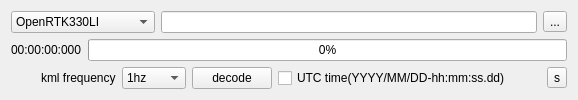
Old version of the form OpenRtk_Dirver/DecodeTools.ui in the repository aceinnazhangchen/OpenRtk_Dirver.
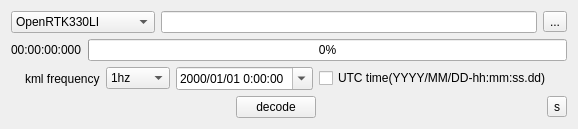
New version of the form. Icons and pictures are not drawn.

```diff
--- a/OpenRtk_Dirver/DecodeTools.ui
+++ b/OpenRtk_Dirver/DecodeTools.ui
@@ -7,7 +7,7 @@
     <x>0</x>
     <y>0</y>
     <width>578</width>
-    <height>99</height>
+    <height>127</height>
    </rect>
   </property>
   <property name="windowTitle">
@@ -88,9 +88,9 @@
     </layout>
    </item>
    <item>
-    <layout class="QHBoxLayout" name="horizontalLayout_2">
+    <layout class="QHBoxLayout" name="horizontalLayout_4">
      <item>
-      <spacer name="horizontalSpacer">
+      <spacer name="horizontalSpacer_3">
        <property name="orientation">
         <enum>Qt::Horizontal</enum>
        </property>
@@ -129,9 +129,12 @@
       </widget>
      </item>
      <item>
-      <widget class="QPushButton" name="decode_btn">
-       <property name="text">
-        <string>decode</string>
+      <widget class="QDateTimeEdit" name="dateTimeEdit">
+       <property name="displayFormat">
+        <string>yyyy/MM/dd H:mm:ss</string>
+       </property>
+       <property name="calendarPopup">
+        <bool>true</bool>
        </property>
       </widget>
      </item>
@@ -148,6 +151,43 @@
        </property>
        <property name="text">
         <string>UTC time(YYYY/MM/DD-hh:mm:ss.dd)</string>
+       </property>
+      </widget>
+     </item>
+     <item>
+      <spacer name="horizontalSpacer_4">
+       <property name="orientation">
+        <enum>Qt::Horizontal</enum>
+       </property>
+       <property name="sizeHint" stdset="0">
+        <size>
+         <width>40</width>
+         <height>20</height>
+        </size>
+       </property>
+      </spacer>
+     </item>
+    </layout>
+   </item>
+   <item>
+    <layout class="QHBoxLayout" name="horizontalLayout_2">
+     <item>
+      <spacer name="horizontalSpacer">
+       <property name="orientation">
+        <enum>Qt::Horizontal</enum>
+       </property>
+       <property name="sizeHint" stdset="0">
+        <size>
+         <width>40</width>
+         <height>20</height>
+        </size>
+       </property>
+      </spacer>
+     </item>
+     <item>
+      <widget class="QPushButton" name="decode_btn">
+       <property name="text">
+        <string>decode</string>
        </property>
       </widget>
      </item>
```
Left out of the diff: 12 changed lines with no effect on the pictures.
